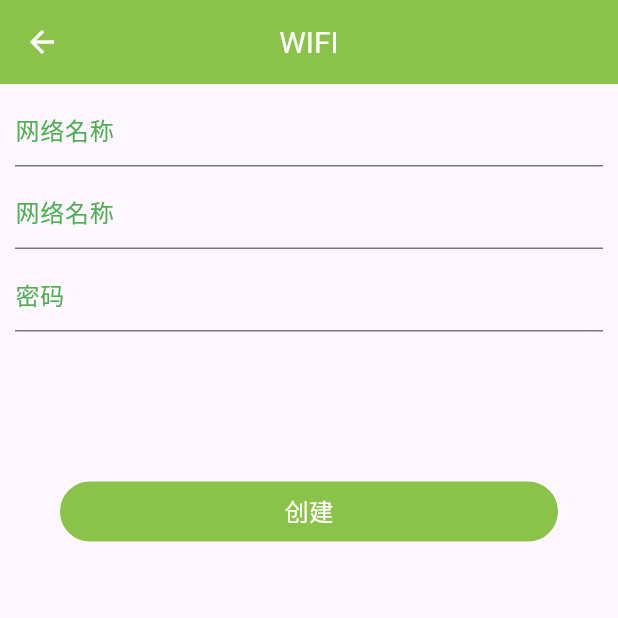
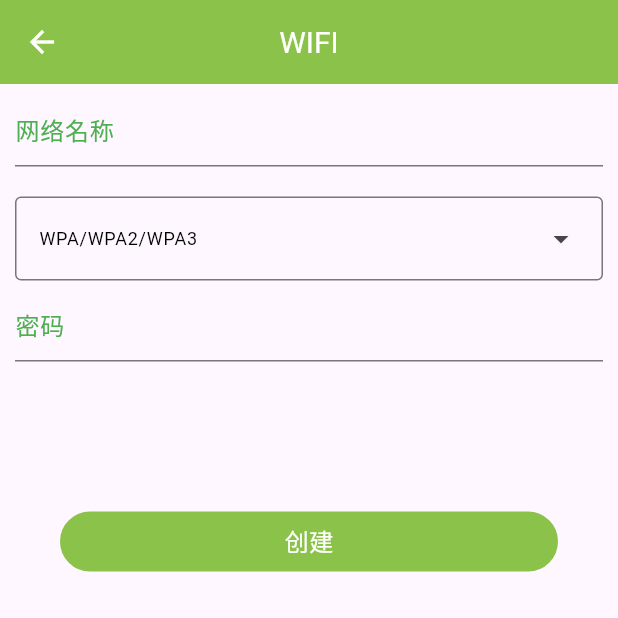
Before and after one commit to muzhilei/Smart-Scan, a Flutter app: the wifi_scan_views screen opened directly, on a phone screen of 412 x 824 dp, the top half of it. Run offline on Flutter 3.47's test engine with Material 3 defaults, Android fonts, the phone set to English and light mode, and no system bars; our stand-ins replace fluttertoast, get, qr_flutter; missing offline and left inert: mobile_scanner.

Commit message:
新增WiFi扫码界面完成

```diff
--- a/FlutterItem/smart_scan/lib/scanqr/views/scanqr_views.dart
+++ b/FlutterItem/smart_scan/lib/scanqr/views/scanqr_views.dart
@@ -14,6 +14,7 @@ class scanqr_views extends GetView{
     var data = Get.arguments;
     // TODO: implement build
     return Scaffold(
+      resizeToAvoidBottomInset: false,
       appBar: AppBar(
         foregroundColor: Colors.white,
         backgroundColor: Colors.lightGreen,
--- a/FlutterItem/smart_scan/lib/wifiscan/controllers/wifi_scan_controllers.dart
+++ b/FlutterItem/smart_scan/lib/wifiscan/controllers/wifi_scan_controllers.dart
@@ -1,5 +1,44 @@
+import 'package:flutter/material.dart';
 import 'package:get/get.dart';
 
 class wifi_scan_controllers extends GetxController{
 
+  final List<String> menu = ['WPA/WPA2/WPA3', 'WEP'];
+
+  var dropdownValue = ''.obs;
+  var editeWIFIName = ''.obs;
+  var editeWIFIPass = ''.obs;
+
+  String initDropDownValue(){
+    dropdownValue.value = menu.first;
+    update();
+    return dropdownValue.value;
+  }
+
+  void setEditeWiFiName(String value){
+    editeWIFIName.value = value;
+    update();
+  }
+
+  void setEditeWiFiPass(String value){
+    editeWIFIPass.value = value;
+    update();
+  }
+
+  void setSelectMenu(String? value){
+    print("选中了菜单为：$value");
+    dropdownValue.value = value!;
+    update();
+  }
+
+  List<DropdownMenuEntry<String>> buildMenuList() {
+    return menu.map((String value) {
+      return DropdownMenuEntry<String>(value: value, label: value);
+    }).toList();
+  }
+
+  String getContextText(){
+    return "\n 网络名称： ${editeWIFIName.value} \n ${dropdownValue.value} \n 密码： ${editeWIFIPass.value}";
+  }
+
 }
--- a/FlutterItem/smart_scan/lib/wifiscan/views/wifi_scan_views.dart
+++ b/FlutterItem/smart_scan/lib/wifiscan/views/wifi_scan_views.dart
@@ -3,9 +3,11 @@ import 'package:flutter/material.dart';
 import 'package:get/get.dart';
 import 'package:smart_scan/wifiscan/controllers/wifi_scan_controllers.dart';
 
+import '../../scanqr/views/scanqr_views.dart';
 import '../../utils/CommonStatic.dart';
 
 class wifi_scan_views extends GetView<wifi_scan_controllers>{
+
 
   @override
   Widget build(BuildContext context) {
@@ -35,31 +37,23 @@ class wifi_scan_views extends GetView<wifi_scan_controllers>{
                       // errorText: "格式错误"
                     ),
                     maxLines: 1,
-                    // onChanged: controller.setEditeURLText,
+                    onChanged: controller.setEditeWiFiName,
                   ),
                 ),
               ],
             ),
           ),
           Container(
-            margin: EdgeInsets.only(top: 5,left: 10,right: 10),
+            margin: EdgeInsets.only(top: 20,left: 10,right: 10,bottom: 15),
             width: double.infinity,
-            height: 50,
-            child: Row(
-              children: [
-                Expanded(
-                  child: TextField(
-                    decoration: InputDecoration(
-                      labelText: "网络名称",
-                      labelStyle: TextStyle(color: Colors.green),
-                      // helperText: "请输入有效格式",
-                      // errorText: "格式错误"
-                    ),
-                    maxLines: 1,
-                    // onChanged: controller.setEditeURLText,
-                  ),
-                ),
-              ],
+            height: 40,
+            child: DropdownMenu<String>(
+              textStyle: TextStyle(fontSize: 12,color: Colors.black),
+              width: double.infinity,
+              menuHeight: 150,
+              initialSelection: controller.initDropDownValue(),
+              onSelected: controller.setSelectMenu,
+              dropdownMenuEntries: controller.buildMenuList(),
             ),
           ),
           Container(
@@ -77,7 +71,7 @@ class wifi_scan_views extends GetView<wifi_scan_controllers>{
                       // errorText: "格式错误"
                     ),
                     maxLines: 1,
-                    // onChanged: controller.setEditeURLText,
+                    onChanged: controller.setEditeWiFiPass,
                   ),
                 ),
               ],
@@ -106,7 +100,7 @@ class wifi_scan_views extends GetView<wifi_scan_controllers>{
               ),
             ),
             onTap: (){
-              // Get.to(scanqr_views(),arguments: {CommonStatic.ScanQRData : controller.getContextText()});
+              Get.to(scanqr_views(),arguments: {CommonStatic.ScanQRData : controller.getContextText()});
             },
           ),
         ],
```
